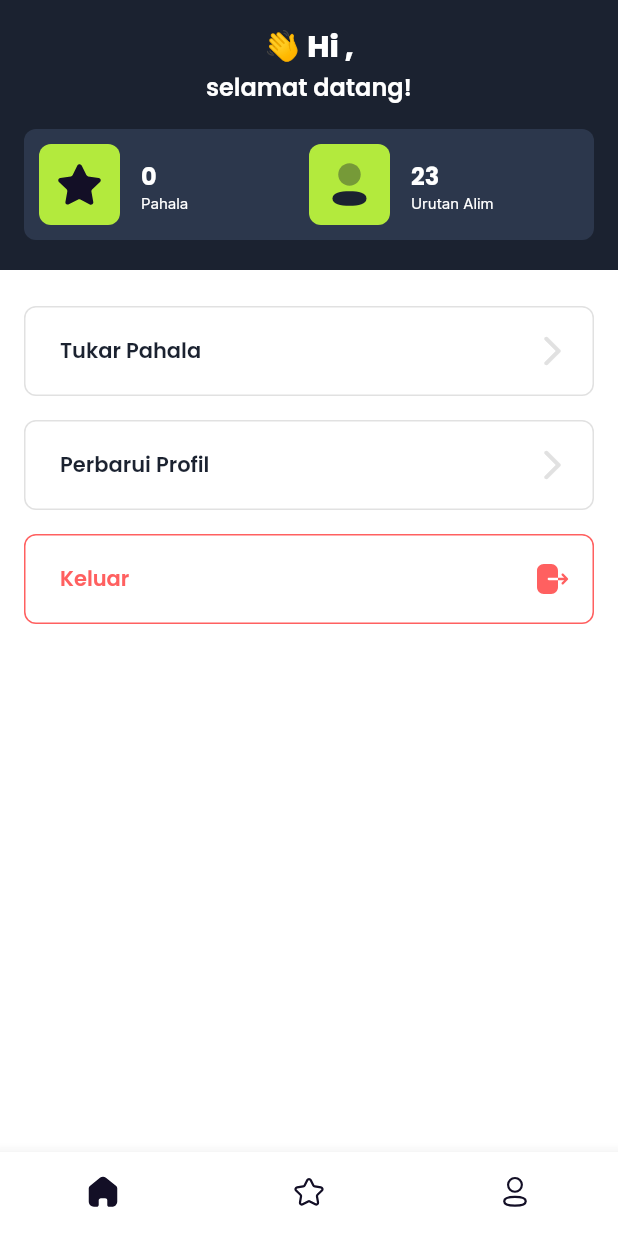
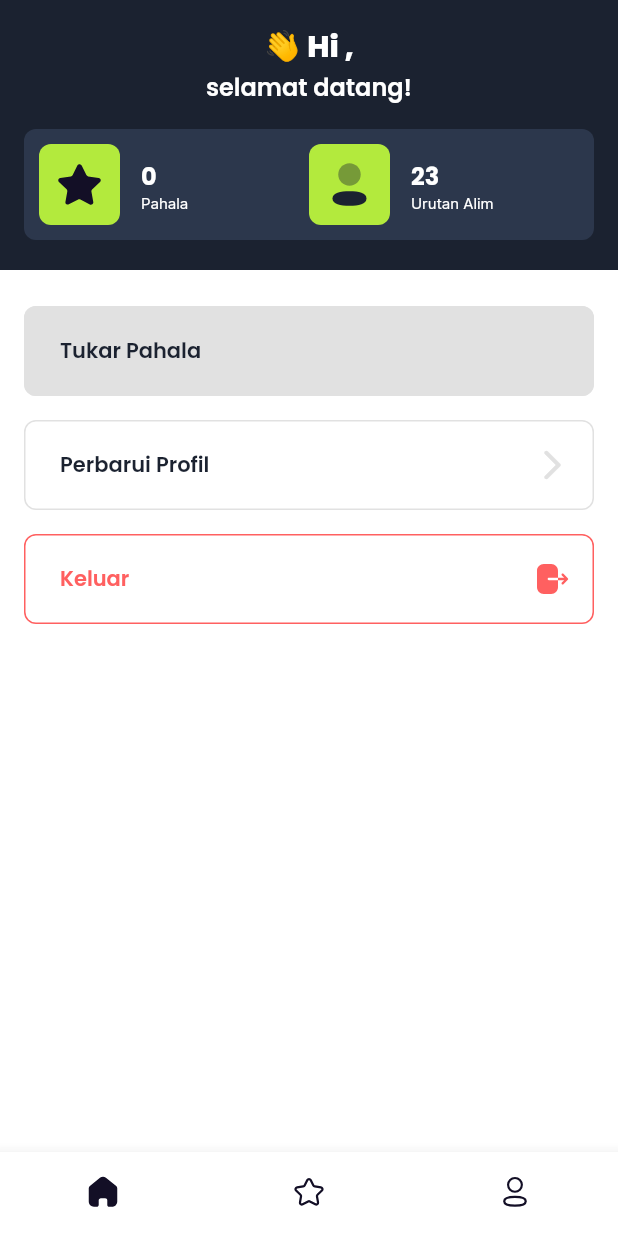
Before and after one commit to mrezkys/game_islami, a Flutter app: the ProfileView screen opened by its route, on a phone screen of 412 x 824 dp. Run offline on Flutter 3.47's test engine with Material 2 defaults, Android fonts, the phone set to English and light mode, and no system bars; our stand-ins replace cloud_firestore, firebase_auth, firebase_core, flutter_svg, get, get_storage and 1 more; accounts and stored records are empty.

Commit message:
style: remove commented code

```diff
--- a/lib/app/modules/profile/views/profile_view.dart
+++ b/lib/app/modules/profile/views/profile_view.dart
@@ -37,20 +37,10 @@ class ProfileView extends GetView<ProfileController> {
                       margin: EdgeInsets.symmetric(horizontal: 16, vertical: 24),
                       child: Column(
                         children: [
-                          // MenuButton(
-                          //   title: "Tukar Pahala",
-                          //   onTap: () {},
-                          //   backgroundColor: AppColor.secondary,
-                          //   titleColor: Colors.white,
-                          //   borderColor: AppColor.secondary,
-                          //   suffixIcon: Icon(
-                          //     Icons.arrow_forward_ios_rounded,
-                          //     color: AppColor.grey,
-                          //   ),
-                          // ),
                           MenuButton(
                             title: "Tukar Pahala",
                             onTap: () {},
+                            backgroundColor: AppColor.grey,
                             suffixIcon: Icon(
                               Icons.arrow_forward_ios_rounded,
                               color: AppColor.grey,
```
